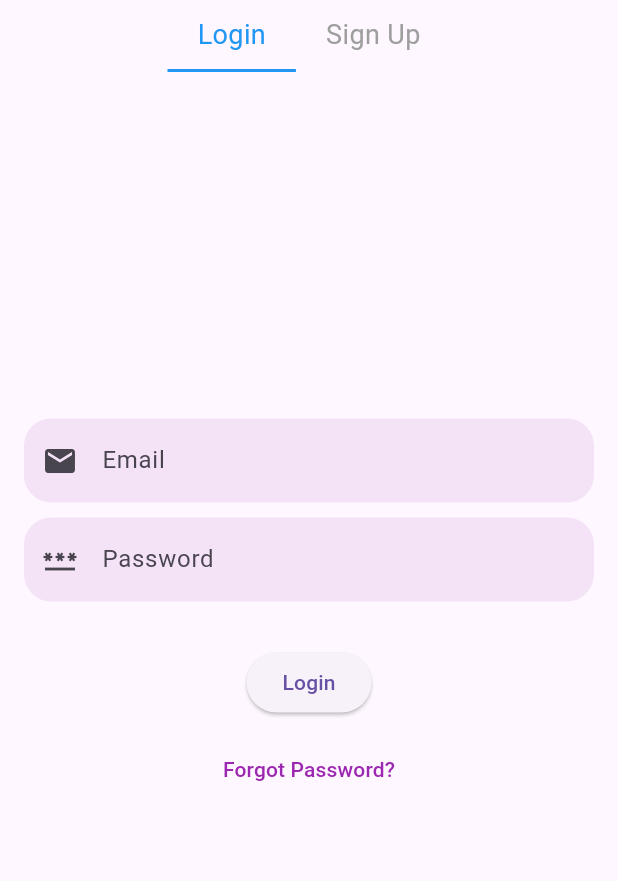
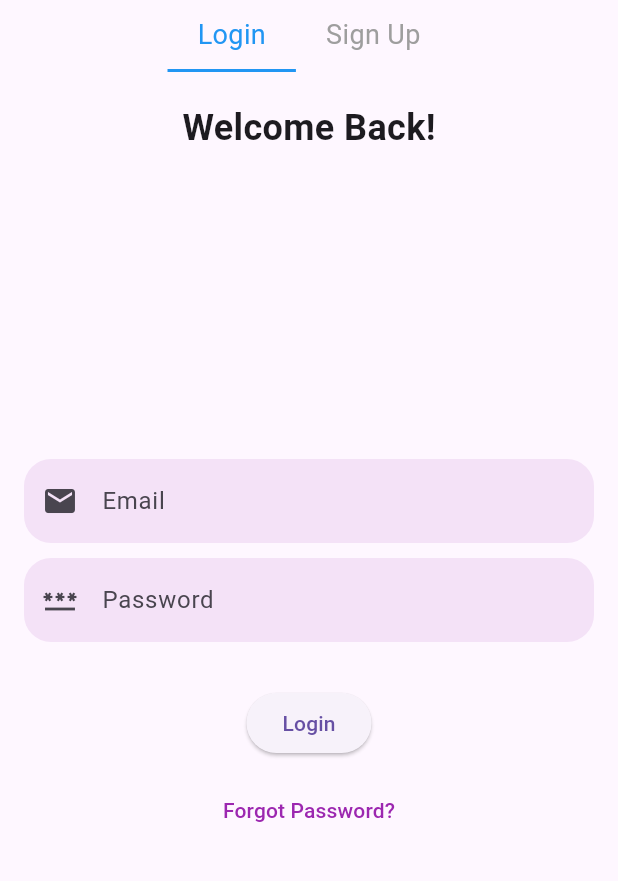
Before and after one commit to muzamil-dev/Peer-Review-MERN-Stack, a Flutter app: the screen it shows after launch, after a tap on "Login Signup PAGE", on a phone screen of 412 x 824 dp, the part 84-965 px from its top. Run offline on Flutter 3.47's test engine with Material 3 defaults, Android fonts, the phone set to English and light mode, and no system bars; generated files the repository leaves out were written again.

Commit message:
Added titles

```diff
--- a/flutter_application/lib/src/login-signup/loginsignup.dart
+++ b/flutter_application/lib/src/login-signup/loginsignup.dart
@@ -85,6 +85,14 @@ class _LoginSignupState extends State<LoginSignup> {
               ),
             ],
           ),
+          SizedBox(height: 20),  // Add space between tabs and title
+        Text(
+          _selectedPage == 0 ? 'Welcome Back!' : 'Welcome!',
+          style: TextStyle(
+            fontSize: 24,
+            fontWeight: FontWeight.bold,
+          ),
+        ),
           Expanded(
             child: PageView(
               controller: _pageController,
```
